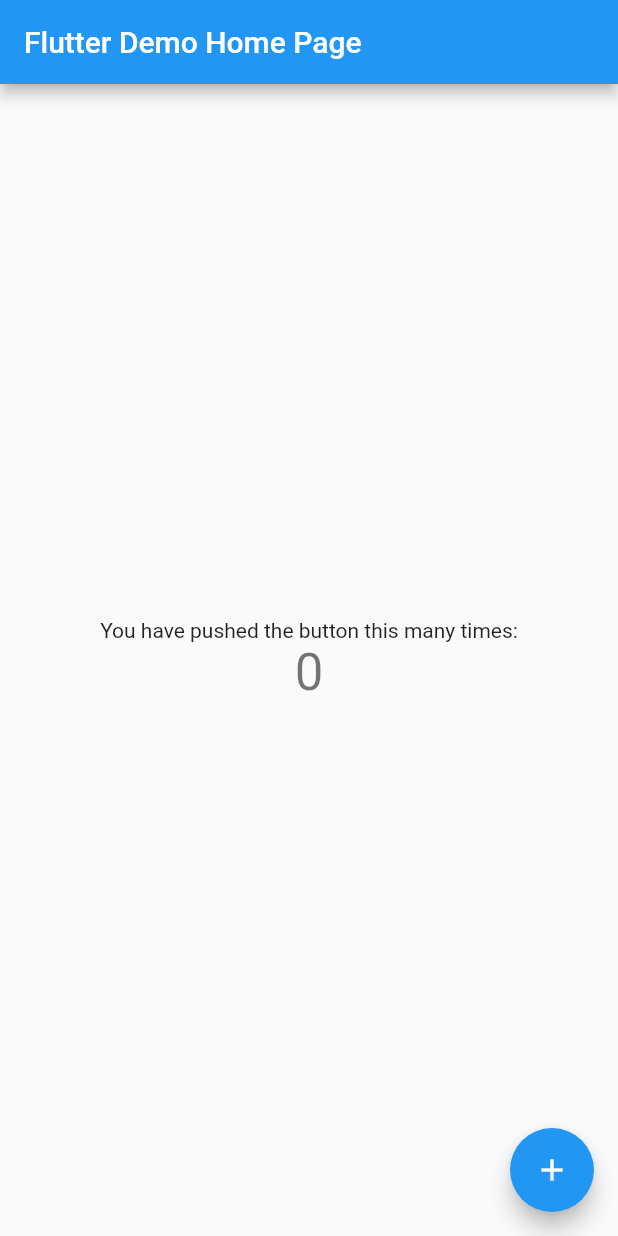
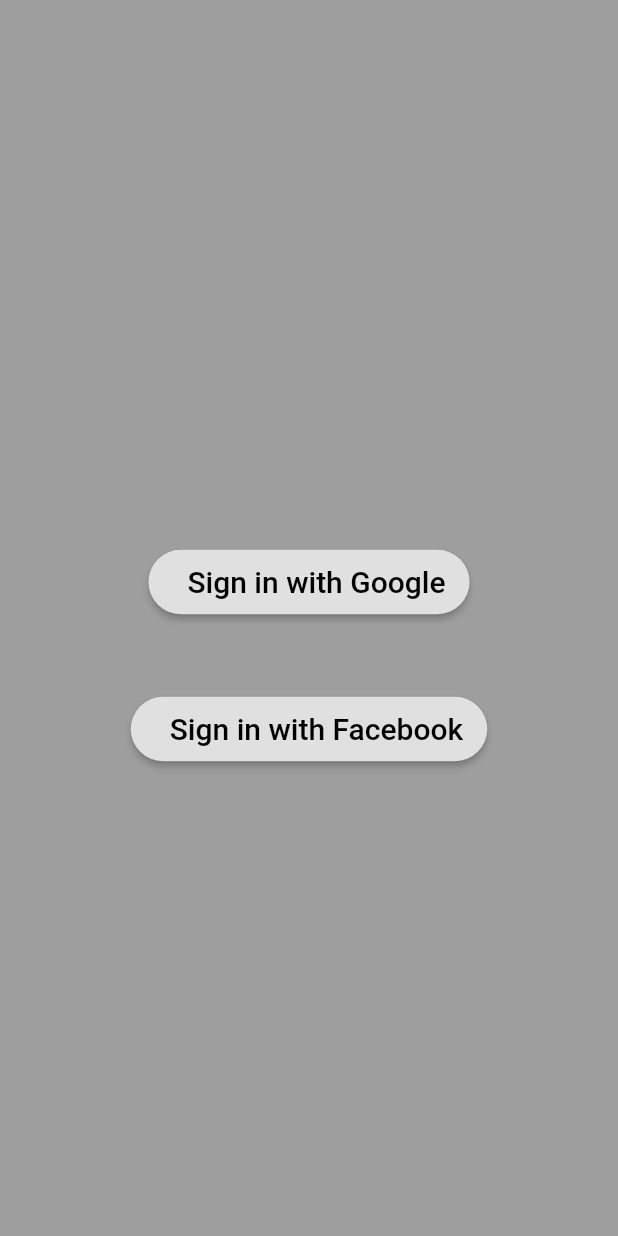
Before and after one commit to simran9928/Fest_App, a Flutter app: the screen it shows after launch, on a phone screen of 412 x 824 dp. Run offline on Flutter 3.47's test engine with Material 2 defaults, Android fonts, the phone set to English and light mode, and no system bars; our stand-ins replace firebase_auth, google_sign_in; accounts and stored records are empty.

Commit message:
google_login

```diff
--- /dev/null
+++ b/lib/login_page.dart
@@ -0,0 +1,95 @@
+import 'package:flutter/material.dart';
+
+import 'package:firebase_auth/firebase_auth.dart';
+import 'package:google_sign_in/google_sign_in.dart';
+
+
+class LoginPage extends StatefulWidget {
+  @override
+  _LoginPageState createState() => _LoginPageState();
+}
+
+class _LoginPageState extends State<LoginPage> {
+  @override
+  Widget build(BuildContext context) {
+    return Scaffold(
+      body: Container(
+        color: Colors.grey,
+        child: Center(
+          child: Column(
+            mainAxisSize: MainAxisSize.max,
+            mainAxisAlignment: MainAxisAlignment.center,
+            children: <Widget>[
+              SizedBox(height: 50),
+              _signInButton('Sign in with Google',signInWithGoogle),
+              SizedBox(height: 50),
+              _signInButton('Sign in with Facebook',signInWithfacebook),
+            ],
+          ),
+        ),
+      ),
+    );
+  }
+Widget _signInButton(String buttonName, Function method) {
+    return RaisedButton(
+      splashColor: Colors.red,
+      onPressed: () { method();},
+      shape: RoundedRectangleBorder(borderRadius: BorderRadius.circular(40)),
+      highlightElevation: 0,
+      child: Padding(
+        padding: const EdgeInsets.fromLTRB(0, 10, 0, 10),
+        child: Row(
+          mainAxisSize: MainAxisSize.min,
+          mainAxisAlignment: MainAxisAlignment.center,
+          children: <Widget>[
+            Padding(
+              padding: const EdgeInsets.only(left: 10),
+              child: Text(
+                '$buttonName',
+                style: TextStyle(
+                  fontSize: 20,
+                  color: Colors.black,
+                ),
+              ),
+            )
+          ],
+        ),
+      ),
+    );
+  }
+}
+
+void signInWithfacebook(){}
+
+
+final FirebaseAuth _auth = FirebaseAuth.instance;
+final GoogleSignIn googleSignIn = GoogleSignIn();
+
+Future<String> signInWithGoogle() async {
+  final GoogleSignInAccount googleSignInAccount = await googleSignIn.signIn();
+  final GoogleSignInAuthentication googleSignInAuthentication =
+      await googleSignInAccount.authentication;
+
+  final AuthCredential credential = GoogleAuthProvider.getCredential(
+    accessToken: googleSignInAuthentication.accessToken,
+    idToken: googleSignInAuthentication.idToken,
+  );
+
+  final AuthResult authResult = await _auth.signInWithCredential(credential);
+  final FirebaseUser user = authResult.user;
+
+  assert(!user.isAnonymous);
+  assert(await user.getIdToken() != null);
+
+  final FirebaseUser currentUser = await _auth.currentUser();
+  assert(user.uid == currentUser.uid);
+
+  return 'signInWithGoogle succeeded: $user';
+
+}
+
+void signOutGoogle() async{
+  await googleSignIn.signOut();
+
+  print("User Sign Out");
+}
--- a/lib/main.dart
+++ b/lib/main.dart
@@ -1,111 +1,17 @@
 import 'package:flutter/material.dart';
+import 'login_page.dart';
 
 void main() => runApp(MyApp());
 
 class MyApp extends StatelessWidget {
-  // This widget is the root of your application.
   @override
   Widget build(BuildContext context) {
     return MaterialApp(
-      title: 'Flutter Demo',
+      title: 'Flutter Login',
       theme: ThemeData(
-        // This is the theme of your application.
-        //
-        // Try running your application with "flutter run". You'll see the
-        // application has a blue toolbar. Then, without quitting the app, try
-        // changing the primarySwatch below to Colors.green and then invoke
-        // "hot reload" (press "r" in the console where you ran "flutter run",
-        // or simply save your changes to "hot reload" in a Flutter IDE).
-        // Notice that the counter didn't reset back to zero; the application
-        // is not restarted.
         primarySwatch: Colors.blue,
       ),
-      home: MyHomePage(title: 'Flutter Demo Home Page'),
+      home: LoginPage(),
     );
   }
 }
-
-class MyHomePage extends StatefulWidget {
-  MyHomePage({Key key, this.title}) : super(key: key);
-
-  // This widget is the home page of your application. It is stateful, meaning
-  // that it has a State object (defined below) that contains fields that affect
-  // how it looks.
-
-  // This class is the configuration for the state. It holds the values (in this
-  // case the title) provided by the parent (in this case the App widget) and
-  // used by the build method of the State. Fields in a Widget subclass are
-  // always marked "final".
-
-  final String title;
-
-  @override
-  _MyHomePageState createState() => _MyHomePageState();
-}
-
-class _MyHomePageState extends State<MyHomePage> {
-  int _counter = 0;
-
-  void _incrementCounter() {
-    setState(() {
-      // This call to setState tells the Flutter framework that something has
-      // changed in this State, which causes it to rerun the build method below
-      // so that the display can reflect the updated values. If we changed
-      // _counter without calling setState(), then the build method would not be
-      // called again, and so nothing would appear to happen.
-      _counter++;
-    });
-  }
-
-  @override
-  Widget build(BuildContext context) {
-    // This method is rerun every time setState is called, for instance as done
-    // by the _incrementCounter method above.
-    //
-    // The Flutter framework has been optimized to make rerunning build methods
-    // fast, so that you can just rebuild anything that needs updating rather
-    // than having to individually change instances of widgets.
-    return Scaffold(
-      appBar: AppBar(
-        // Here we take the value from the MyHomePage object that was created by
-        // the App.build method, and use it to set our appbar title.
-        title: Text(widget.title),
-      ),
-      body: Center(
-        // Center is a layout widget. It takes a single child and positions it
-        // in the middle of the parent.
-        child: Column(
-          // Column is also a layout widget. It takes a list of children and
-          // arranges them vertically. By default, it sizes itself to fit its
-          // children horizontally, and tries to be as tall as its parent.
-          //
-          // Invoke "debug painting" (press "p" in the console, choose the
-          // "Toggle Debug Paint" action from the Flutter Inspector in Android
-          // Studio, or the "Toggle Debug Paint" command in Visual Studio Code)
-          // to see the wireframe for each widget.
-          //
-          // Column has various properties to control how it sizes itself and
-          // how it positions its children. Here we use mainAxisAlignment to
-          // center the children vertically; the main axis here is the vertical
-          // axis because Columns are vertical (the cross axis would be
-          // horizontal).
-          mainAxisAlignment: MainAxisAlignment.center,
-          children: <Widget>[
-            Text(
-              'You have pushed the button this many times:',
-            ),
-            Text(
-              '$_counter',
-              style: Theme.of(context).textTheme.display1,
-            ),
-          ],
-        ),
-      ),
-      floatingActionButton: FloatingActionButton(
-        onPressed: _incrementCounter,
-        tooltip: 'Increment',
-        child: Icon(Icons.add),
-      ), // This trailing comma makes auto-formatting nicer for build methods.
-    );
-  }
-}
--- a/pubspec.yaml
+++ b/pubspec.yaml
@@ -19,6 +19,8 @@
 dependencies:
   flutter:
     sdk: flutter
+  firebase_auth: ^0.15.2
+  google_sign_in: ^4.1.0
 
   # The following adds the Cupertino Icons font to your application.
   # Use with the CupertinoIcons class for iOS style icons.
```
Also changed, not shown: pubspec.lock, 6 other files.
